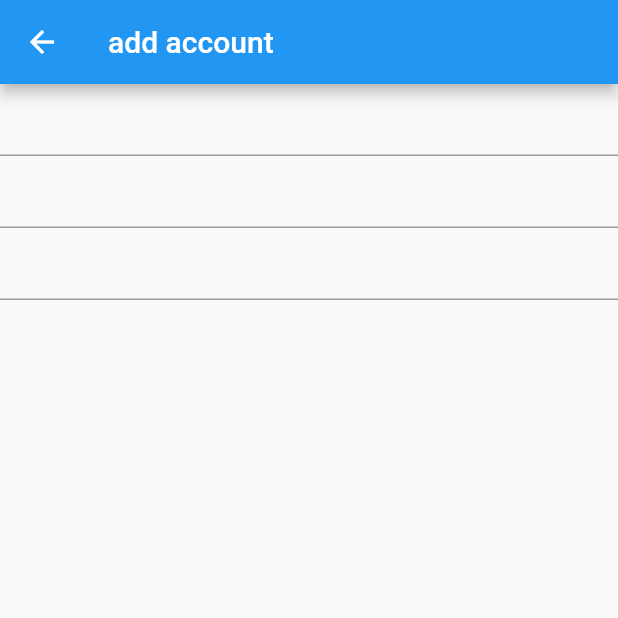
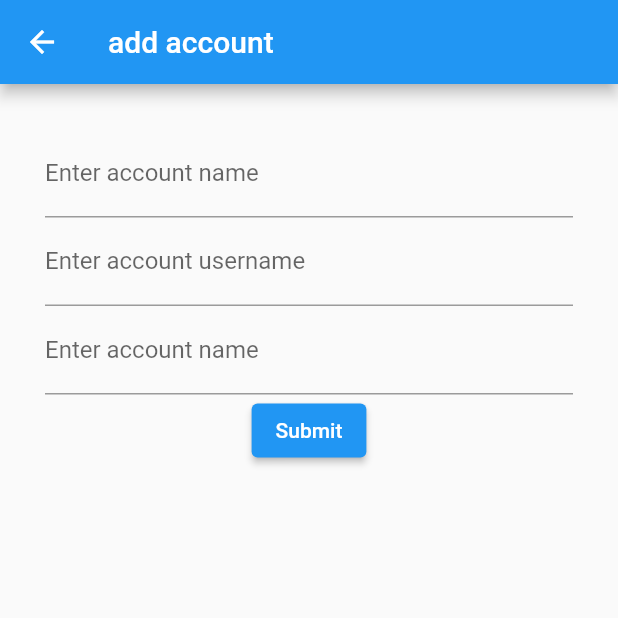
Before and after one commit to rreelliiss/bindworks, a Flutter app: the screen it shows after launch, after a tap on the "add" icon, on a phone screen of 412 x 824 dp, the top half of it. Run offline on Flutter 3.47's test engine with Material 2 defaults, Android fonts, the phone set to English and light mode, and no system bars; our stand-ins replace bloc, flutter_bloc; statements that could not run were skipped.

Commit message:
add adding account

```diff
--- a/lib/business/account_manager.dart
+++ b/lib/business/account_manager.dart
@@ -1,15 +1,22 @@
 import 'package:bloc/bloc.dart';
 
 import 'account.dart';
+
+class AccountInputModel {
+  final String _accountName;
+  final String _userName;
+  final String _password;
+  AccountInputModel(this._accountName, this._userName, this._password);
+}
 
 class AccountManager extends Cubit<List<Account>>{
   List<Account> getAccounts(){
     return state;
   }
 
-  addAccount() {
+  addAccount(AccountInputModel accountToAdd) {
     List<Account> newState = List.from(state);
-    newState.add(Account(state.length, "github", "jakub2"));
+    newState.add(Account(state.length, accountToAdd._accountName, accountToAdd._userName));
     emit(newState);
   }
 
--- a/lib/ui/account_add_page.dart
+++ b/lib/ui/account_add_page.dart
@@ -1,5 +1,7 @@
 import 'package:flutter/cupertino.dart';
 import 'package:flutter/material.dart';
+import 'package:password_keeper/business/account.dart';
+import 'package:password_keeper/business/account_manager.dart';
 import 'package:password_keeper/ui/model.dart';
 
 class AccountAddPageController{
@@ -8,7 +10,8 @@ class AccountAddPageController{
 
 class AccountAddPage extends StatelessWidget {
   final AccountAddPageController _accountDetailPageController;
-  AccountAddPage(this._accountDetailPageController);
+  final AccountManager _accountManager;
+  AccountAddPage(this._accountDetailPageController, this._accountManager);
 
   @override
   Widget build(BuildContext context) {
@@ -16,13 +19,20 @@ class AccountAddPage extends StatelessWidget {
       appBar: AppBar(
         title: Text("add account"), //todo
       ),
-      body: AccountForm(AccountFormController()),
+      body: AccountForm(AccountFormController(_accountManager)),
     );
   }
 
 }
 
 class AccountFormController {
+  final AccountManager _accountManager;
+
+  AccountFormController(this._accountManager);
+
+  void addAccount(AccountInputModel account) {
+    _accountManager.addAccount(account);
+  }
 }
 
 
@@ -44,21 +54,70 @@ class AccountFormInputController {
 //
 // }
 
+
+
 class AccountForm extends StatelessWidget {
-  final AccountFormController _accountDetailController;
+  final AccountFormController _accountFormController;
 
-  AccountForm(this._accountDetailController);
+  AccountForm(this._accountFormController);
 
   @override
   Widget build(BuildContext context) {
+    final _formKey = GlobalKey<FormState>();
+    final accountNameController = TextEditingController();
+    final userNameController = TextEditingController();
+    final passwordController = TextEditingController();
     return Form(
-        child:Column(
-            children: [
-              TextFormField(),
-              TextFormField(),
-              TextFormField()
-            ]
-        ));
+      key: _formKey,
+      autovalidateMode: AutovalidateMode.onUserInteraction,
+        child:Container(
+            padding: EdgeInsets.all(30),
+            child:
+            Column(
+                children: [
+                  TextFormField(
+                    controller: accountNameController,
+                    autovalidateMode: AutovalidateMode.onUserInteraction,
+                    validator: (value) => value.isEmpty ? "must not be empty" : null, //todo
+                    decoration: InputDecoration(
+                        border: UnderlineInputBorder(),
+                        labelText: 'Enter account name' //todo
+                    ),
+                  ),
+                  TextFormField(
+                    controller: userNameController,
+                    autovalidateMode: AutovalidateMode.onUserInteraction,
+                    validator: (value) => value.isEmpty ? "must not be empty" : null, //todo
+                    decoration: InputDecoration(
+                        border: UnderlineInputBorder(),
+                        labelText: 'Enter account username' //todo
+                    ),
+                  ),
+                  TextFormField(
+                    controller: passwordController,
+                    autovalidateMode: AutovalidateMode.onUserInteraction,
+                    validator: (value) => value.isEmpty ? "must not be empty" : null, //todo
+                    obscureText: true, //todo
+                    decoration: InputDecoration(
+                        border: UnderlineInputBorder(),
+                        labelText: 'Enter account name' //todo
+                    ),
+                  ),
+                  ElevatedButton(
+                    onPressed: () { //todo extract
+                      if (_formKey.currentState.validate()) {
+                        AccountInputModel account = AccountInputModel(accountNameController.value.text, userNameController.value.text, passwordController.value.text);
+                        _accountFormController.addAccount(account);
+                        Navigator.pop(context);
+
+                      }
+                    },
+                    child: Text('Submit'),
+                  ),
+                ]
+            )
+        )
+    );
   }
 
 
--- a/lib/ui/account_list_page.dart
+++ b/lib/ui/account_list_page.dart
@@ -6,14 +6,18 @@ import 'account_add_page.dart';
 import 'account_list.dart';
 
 class AccountListPageController{
+  final AccountManager _accountManager = AccountManager();
+
+
+  AccountManager get accountManager => _accountManager;
+
   addAccount(BuildContext context){
-    Navigator.push(context, MaterialPageRoute(builder: (context) => AccountAddPage(AccountAddPageController())));
+    Navigator.push(context, MaterialPageRoute(builder: (context) => AccountAddPage(AccountAddPageController(), _accountManager)));
 
   }
 }
 
 class AccountListPage extends StatelessWidget {
-  final AccountManager _accountManager = AccountManager();
   final AccountListPageController _accountListPageController;
   AccountListPage(this._accountListPageController);
 
@@ -23,7 +27,7 @@ class AccountListPage extends StatelessWidget {
       appBar: AppBar(
         title: Text("Accounts"),
       ),
-      body: AccountList(AccountListController(_accountManager)),
+      body: AccountList(AccountListController(_accountListPageController.accountManager)),
       floatingActionButton: IconButton(
         icon: Icon(Icons.add),
         onPressed: () => _accountListPageController.addAccount(context) ,
```
